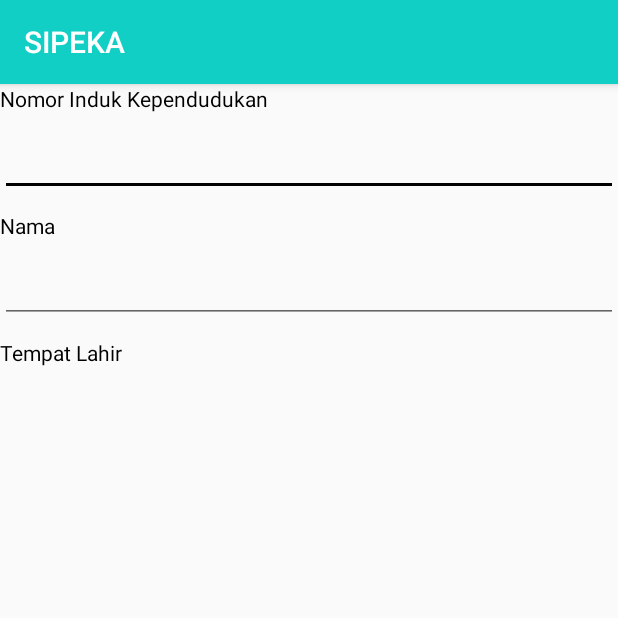
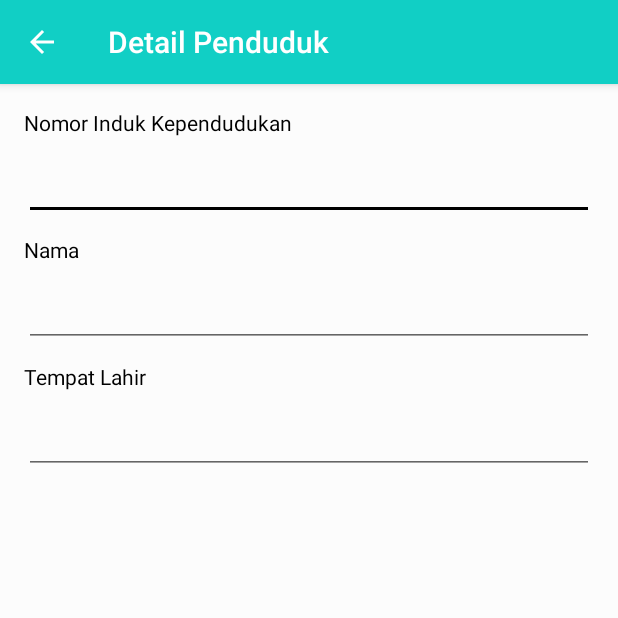
Before and after one commit to MrAlligator/AndroidSIPEKA, an Android app: the LihatPenduduk screen opened directly, with no data from a screen before it, on a phone screen of 412 x 824 dp, the top half of it. Run offline under Robolectric (Android 15) with nearby library versions, the phone set to English and light mode, and no system bars.

Commit message:
Buah Pikiran 2 insan ananda Rizki dan Rizal

```diff
--- a/app/src/main/AndroidManifest.xml
+++ b/app/src/main/AndroidManifest.xml
@@ -14,7 +14,12 @@
         android:roundIcon="@drawable/logo_hitam"
         android:supportsRtl="true"
         android:theme="@style/AppTheme">
-        <activity android:name=".LihatPenduduk"></activity>
+        <activity
+            android:name=".LihatPenduduk"
+            android:label="Detail Penduduk"
+            android:parentActivityName=".PendudukActivity"
+            android:theme="@style/AppTheme">
+        </activity>
         <activity
             android:name=".TambahKeluargaActivity"
             android:label="Tambah Keluarga"
--- a/app/src/main/java/com/example/sipeka/LihatPenduduk.java
+++ b/app/src/main/java/com/example/sipeka/LihatPenduduk.java
@@ -2,13 +2,95 @@ package com.example.sipeka;
 
 import androidx.appcompat.app.AppCompatActivity;
 
+import android.content.Intent;
 import android.os.Bundle;
+import android.view.View;
+import android.widget.Button;
+import android.widget.EditText;
+import android.widget.Toast;
+
+import com.example.sipeka.Rest.ApiClient;
+import com.example.sipeka.Rest.ApiInterface;
+
+import retrofit2.Call;
+import retrofit2.Callback;
+import retrofit2.Response;
 
 public class LihatPenduduk extends AppCompatActivity {
+    EditText edtNik, edtNama, edttmptLahir;
+    ApiInterface mApiInterface;
+
 
     @Override
     protected void onCreate(Bundle savedInstanceState) {
         super.onCreate(savedInstanceState);
         setContentView(R.layout.activity_lihat_penduduk);
+
+        getSupportActionBar().setDisplayHomeAsUpEnabled(true);
+
+        edtNik = (EditText) findViewById(R.id.txtNIK);
+        edtNama = (EditText) findViewById(R.id.txtNama);
+        edttmptLahir = (EditText) findViewById(R.id.txtTmptLahir);
+        Intent mIntent = getIntent();
+        edtNik.setText(mIntent.getStringExtra("NIK"));
+        edtNik.setTag(edtNik.getKeyListener());
+        edtNik.setKeyListener(null);
+        edtNama.setText(mIntent.getStringExtra("Nama"));
+        edttmptLahir.setText(mIntent.getStringExtra("Tempat Lahir"));
+        mApiInterface = ApiClient.getClient().create(ApiInterface.class);
+//        btUpdate = (Button) findViewById(R.id.btUpdate2);
+//        btUpdate.setOnClickListener(new View.OnClickListener() {
+//            @Override
+//            public void onClick(View v) {
+//                Call<PostPutDelKtp> updateKtpCall = mApiInterface.putKtp(
+//                        edtNik.getText().toString(),
+//                        edtNama.getText().toString(),
+//                        edtrw.getText().toString());
+//                ((Call) updateKtpCall).enqueue(new Callback<PostPutDelKtp>() {
+//                    @Override
+//                    public void onResponse(Call<PostPutDelKtp> call, Response<PostPutDelKtp> response) {
+//                        MainActivity.ma.refresh();
+//                        finish();
+//                    }
+//
+//                    @Override
+//                    public void onFailure(Call<PostPutDelKtp> call, Throwable t) {
+//                        Toast.makeText(getApplicationContext(), "Error", Toast.LENGTH_LONG).show();
+//                    }
+//                });
+//            }
+//        });
+//        btDelete = (Button) findViewById(R.id.btDelete2);
+//        btDelete.setOnClickListener(new View.OnClickListener() {
+//            @Override
+//            public void onClick(View v) {
+//                if (edtNik.getText().toString().trim().isEmpty()==false){
+//                    Call<PostPutDelKtp> deleteKtp = mApiInterface.deleteKtp(edtNik.getText().toString());
+//                    deleteKtp.enqueue(new Callback<PostPutDelKtp>() {
+//                        @Override
+//                        public void onResponse(Call<PostPutDelKtp> call, Response<PostPutDelKtp> response) {
+//                            MainActivity.ma.refresh();
+//                            finish();
+//                        }
+//
+//                        @Override
+//                        public void onFailure(Call<PostPutDelKtp> call, Throwable t) {
+//                            Toast.makeText(getApplicationContext(), "Error", Toast.LENGTH_LONG).show();
+//                        }
+//                    });
+//                }else{
+//                    Toast.makeText(getApplicationContext(), "Error", Toast.LENGTH_LONG).show();
+//                }
+//            }
+//        });
+//        btBack = (Button) findViewById(R.id.btBackGo);
+//        btBack.setOnClickListener(new View.OnClickListener() {
+//            @Override
+//            public void onClick(View v) {
+//                MainActivity.ma.refresh();
+//                finish();
+//            }
+//        });
+//    }
     }
 }
--- a/app/src/main/res/layout/activity_lihat_penduduk.xml
+++ b/app/src/main/res/layout/activity_lihat_penduduk.xml
@@ -4,7 +4,12 @@
     xmlns:tools="http://schemas.android.com/tools"
     android:layout_width="match_parent"
     android:layout_height="match_parent"
-    tools:context=".LihatPenduduk">
+    tools:context=".LihatPenduduk"
+    android:paddingLeft="16dp"
+    android:paddingRight="16dp"
+    android:paddingTop="16dp"
+    android:paddingBottom="16dp"
+    android:background="@color/contentBodyColor">
 
     <ScrollView
         android:layout_width="match_parent"
@@ -71,6 +76,17 @@
                 android:layout_alignLeft="@id/textView1"
                 android:layout_alignRight="@+id/textView1"
                 />
+
+            <EditText
+                android:id="@+id/txtTmptLahir"
+                android:layout_width="match_parent"
+                android:layout_height="wrap_content"
+                android:layout_alignRight="@id/textView1"
+                android:layout_alignLeft="@id/textView1"
+                android:layout_below="@id/textView3"
+                android:layout_marginTop="10dp"
+                android:inputType="textCapWords"
+                />
         </RelativeLayout>
     </ScrollView>
 </RelativeLayout>
```
